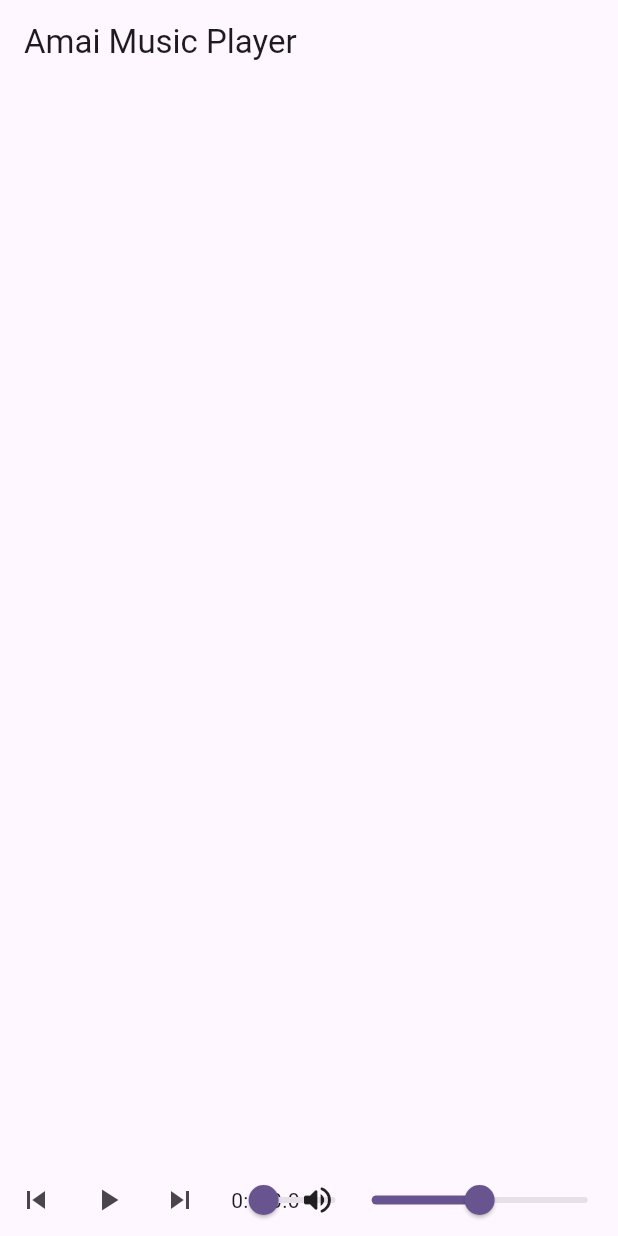
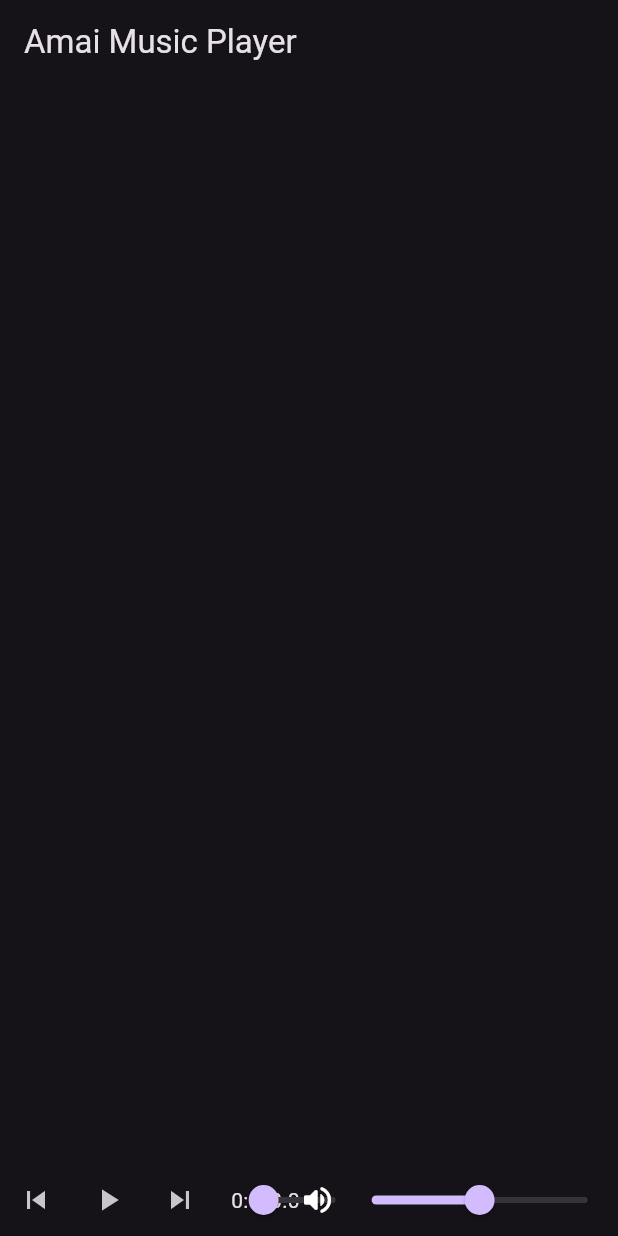
Before and after one commit to infamous-711/amai_music_player, a Flutter app: the screen it shows after launch, on a phone screen of 412 x 824 dp. Run offline on Flutter 3.47's test engine with Material 2 defaults, Android fonts, the phone set to English and light mode, and no system bars; our stand-ins replace audioplayers.

Commit message:
Use dark theme by default

```diff
--- a/lib/main.dart
+++ b/lib/main.dart
@@ -16,6 +16,12 @@ class MyApp extends StatelessWidget {
         useMaterial3: true,
         colorScheme: ColorScheme.fromSeed(seedColor: Colors.deepPurple),
       ),
+      darkTheme: ThemeData(
+        useMaterial3: true,
+        colorScheme: ColorScheme.fromSeed(
+            seedColor: Colors.deepPurple, brightness: Brightness.dark),
+      ),
+      themeMode: ThemeMode.dark,
     );
   }
 }
```
